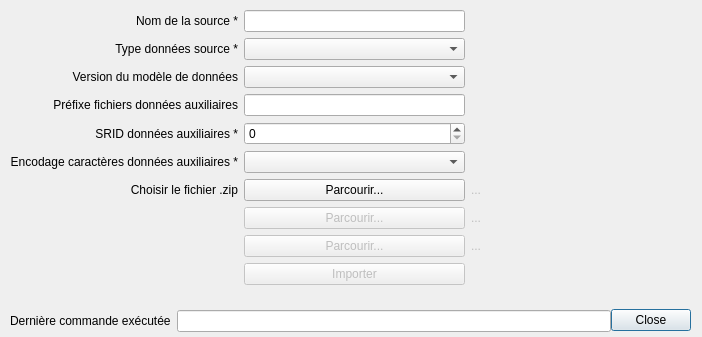
The window that forms/Ui_import_pt_dialog.ui (datagistips/territoires-ville.TempusAccess) describes before a commit, drawn with Qt 5.
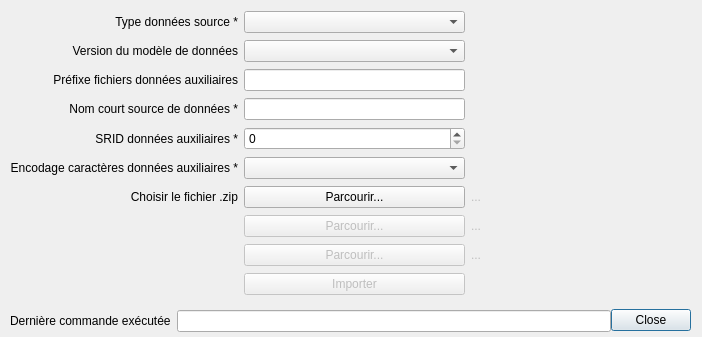
The same window after the commit.

Commit message: Export / delete sources implementation

```diff
--- a/forms/Ui_import_pt_dialog.ui
+++ b/forms/Ui_import_pt_dialog.ui
@@ -35,23 +35,10 @@
      <x>10</x>
      <y>10</y>
      <width>681</width>
-     <height>281</height>
+     <height>287</height>
     </rect>
    </property>
    <layout class="QGridLayout" name="gridLayout">
-    <item row="2" column="0">
-     <widget class="QLabel" name="label_3">
-      <property name="text">
-       <string>Version du modèle de données</string>
-      </property>
-      <property name="alignment">
-       <set>Qt::AlignRight|Qt::AlignTrailing|Qt::AlignVCenter</set>
-      </property>
-     </widget>
-    </item>
-    <item row="2" column="1">
-     <widget class="QComboBox" name="comboBoxFormatVersion"/>
-    </item>
     <item row="8" column="0">
      <widget class="QLabel" name="labelChoose3">
       <property name="enabled">
@@ -75,10 +62,13 @@
       </property>
      </widget>
     </item>
-    <item row="0" column="0">
-     <widget class="QLabel" name="labelSchemaStockage">
+    <item row="6" column="1">
+     <widget class="QPushButton" name="pushButtonChoose1">
+      <property name="enabled">
+       <bool>true</bool>
+      </property>
       <property name="sizePolicy">
-       <sizepolicy hsizetype="Preferred" vsizetype="Preferred">
+       <sizepolicy hsizetype="Preferred" vsizetype="Fixed">
         <horstretch>0</horstretch>
         <verstretch>0</verstretch>
        </sizepolicy>
@@ -87,10 +77,30 @@
        <string/>
       </property>
       <property name="text">
-       <string>Nom de la source *</string>
+       <string>Parcourir...</string>
       </property>
-      <property name="alignment">
-       <set>Qt::AlignRight|Qt::AlignTrailing|Qt::AlignVCenter</set>
+     </widget>
+    </item>
+    <item row="6" column="2">
+     <widget class="QLabel" name="labelFile1">
+      <property name="enabled">
+       <bool>false</bool>
+      </property>
+      <property name="text">
+       <string>...</string>
+      </property>
+     </widget>
+    </item>
+    <item row="5" column="1">
+     <widget class="QComboBox" name="comboBoxEncoding"/>
+    </item>
+    <item row="8" column="2">
+     <widget class="QLabel" name="labelFile3">
+      <property name="enabled">
+       <bool>false</bool>
+      </property>
+      <property name="text">
+       <string>...</string>
       </property>
      </widget>
     </item>
@@ -104,8 +114,15 @@
       </property>
      </widget>
     </item>
-    <item row="5" column="1">
-     <widget class="QComboBox" name="comboBoxEncoding"/>
+    <item row="1" column="0">
+     <widget class="QLabel" name="label_3">
+      <property name="text">
+       <string>Version du modèle de données</string>
+      </property>
+      <property name="alignment">
+       <set>Qt::AlignRight|Qt::AlignTrailing|Qt::AlignVCenter</set>
+      </property>
+     </widget>
     </item>
     <item row="7" column="2">
      <widget class="QLabel" name="labelFile2">
@@ -117,6 +134,16 @@
       </property>
      </widget>
     </item>
+    <item row="0" column="0">
+     <widget class="QLabel" name="label">
+      <property name="text">
+       <string>Type données source *</string>
+      </property>
+      <property name="alignment">
+       <set>Qt::AlignRight|Qt::AlignTrailing|Qt::AlignVCenter</set>
+      </property>
+     </widget>
+    </item>
     <item row="4" column="0">
      <widget class="QLabel" name="labelSRID">
       <property name="enabled">
@@ -140,6 +167,9 @@
       </property>
      </widget>
     </item>
+    <item row="0" column="1">
+     <widget class="QComboBox" name="comboBoxFormat"/>
+    </item>
     <item row="8" column="1">
      <widget class="QPushButton" name="pushButtonChoose3">
       <property name="enabled">
@@ -150,58 +180,6 @@
       </property>
      </widget>
     </item>
-    <item row="8" column="2">
-     <widget class="QLabel" name="labelFile3">
-      <property name="enabled">
-       <bool>false</bool>
-      </property>
-      <property name="text">
-       <string>...</string>
-      </property>
-     </widget>
-    </item>
-    <item row="1" column="0">
-     <widget class="QLabel" name="label">
-      <property name="text">
-       <string>Type données source *</string>
-      </property>
-      <property name="alignment">
-       <set>Qt::AlignRight|Qt::AlignTrailing|Qt::AlignVCenter</set>
-      </property>
-     </widget>
-    </item>
-    <item row="1" column="1">
-     <widget class="QComboBox" name="comboBoxFormat"/>
-    </item>
-    <item row="6" column="1">
-     <widget class="QPushButton" name="pushButtonChoose1">
-      <property name="enabled">
-       <bool>true</bool>
-      </property>
-      <property name="sizePolicy">
-       <sizepolicy hsizetype="Preferred" vsizetype="Fixed">
-        <horstretch>0</horstretch>
-        <verstretch>0</verstretch>
-       </sizepolicy>
-      </property>
-      <property name="toolTip">
-       <string>&lt;html&gt;&lt;head/&gt;&lt;body&gt;&lt;p&gt;Le bouton n'est accessible qu'après avoir renseigné un préfixe pour la source. Le préfixe doit être différent de ceux des sources déjà importées (voir liste ci-dessous). &lt;/p&gt;&lt;p&gt;Attention : la source doit être un fichier .zip contenant directement les fichiers .txt, aucun dossier ne doit être inclus dans le fichier .zip. &lt;/p&gt;&lt;/body&gt;&lt;/html&gt;</string>
-      </property>
-      <property name="text">
-       <string>Parcourir...</string>
-      </property>
-     </widget>
-    </item>
-    <item row="6" column="2">
-     <widget class="QLabel" name="labelFile1">
-      <property name="enabled">
-       <bool>false</bool>
-      </property>
-      <property name="text">
-       <string>...</string>
-      </property>
-     </widget>
-    </item>
     <item row="6" column="0">
      <widget class="QLabel" name="labelChoose1">
       <property name="sizePolicy">
@@ -221,6 +199,16 @@
       </property>
      </widget>
     </item>
+    <item row="2" column="1">
+     <widget class="QLineEdit" name="lineEditPrefix">
+      <property name="sizePolicy">
+       <sizepolicy hsizetype="Minimum" vsizetype="Fixed">
+        <horstretch>0</horstretch>
+        <verstretch>0</verstretch>
+       </sizepolicy>
+      </property>
+     </widget>
+    </item>
     <item row="7" column="0">
      <widget class="QLabel" name="labelChoose2">
       <property name="enabled">
@@ -234,6 +222,38 @@
       </property>
      </widget>
     </item>
+    <item row="3" column="1">
+     <widget class="QLineEdit" name="lineEditSourceName">
+      <property name="sizePolicy">
+       <sizepolicy hsizetype="Preferred" vsizetype="Fixed">
+        <horstretch>0</horstretch>
+        <verstretch>0</verstretch>
+       </sizepolicy>
+      </property>
+      <property name="toolTip">
+       <string>&lt;html&gt;&lt;head/&gt;&lt;body&gt;&lt;p&gt;Le préfixe sera accolé aux identifiants des objets de la source (arrêts, services, lignes, etc.).&lt;/p&gt;&lt;p&gt;Il est obligatoire pour pouvoir charger une source et doit être différents des préfixes des sources déjà chargées dans la base (voir ci-dessous). &lt;/p&gt;&lt;/body&gt;&lt;/html&gt;</string>
+      </property>
+      <property name="whatsThis">
+       <string/>
+      </property>
+      <property name="text">
+       <string/>
+      </property>
+     </widget>
+    </item>
+    <item row="2" column="0">
+     <widget class="QLabel" name="labelPrefix">
+      <property name="text">
+       <string>Préfixe fichiers données auxiliaires</string>
+      </property>
+      <property name="alignment">
+       <set>Qt::AlignRight|Qt::AlignTrailing|Qt::AlignVCenter</set>
+      </property>
+     </widget>
+    </item>
+    <item row="1" column="1">
+     <widget class="QComboBox" name="comboBoxFormatVersion"/>
+    </item>
     <item row="9" column="1">
      <widget class="QPushButton" name="pushButtonImport">
       <property name="enabled">
@@ -244,43 +264,23 @@
       </property>
      </widget>
     </item>
-    <item row="0" column="1">
-     <widget class="QLineEdit" name="lineEditSourceName">
-      <property name="sizePolicy">
-       <sizepolicy hsizetype="Preferred" vsizetype="Fixed">
-        <horstretch>0</horstretch>
-        <verstretch>0</verstretch>
-       </sizepolicy>
-      </property>
-      <property name="toolTip">
-       <string>&lt;html&gt;&lt;head/&gt;&lt;body&gt;&lt;p&gt;Le préfixe sera accolé aux identifiants des objets de la source (arrêts, services, lignes, etc.).&lt;/p&gt;&lt;p&gt;Il est obligatoire pour pouvoir charger une source et doit être différents des préfixes des sources déjà chargées dans la base (voir ci-dessous). &lt;/p&gt;&lt;/body&gt;&lt;/html&gt;</string>
-      </property>
-      <property name="whatsThis">
-       <string/>
-      </property>
-      <property name="text">
-       <string/>
-      </property>
-     </widget>
-    </item>
     <item row="3" column="0">
-     <widget class="QLabel" name="label_4">
-      <property name="text">
-       <string>Préfixe fichiers données auxiliaires</string>
-      </property>
-      <property name="alignment">
-       <set>Qt::AlignRight|Qt::AlignTrailing|Qt::AlignVCenter</set>
-      </property>
-     </widget>
-    </item>
-    <item row="3" column="1">
-     <widget class="QLineEdit" name="lineEditPrefix">
+     <widget class="QLabel" name="labelSourceName">
       <property name="sizePolicy">
-       <sizepolicy hsizetype="Minimum" vsizetype="Fixed">
+       <sizepolicy hsizetype="Preferred" vsizetype="Preferred">
         <horstretch>0</horstretch>
         <verstretch>0</verstretch>
        </sizepolicy>
       </property>
+      <property name="whatsThis">
+       <string/>
+      </property>
+      <property name="text">
+       <string>Nom court source de données *</string>
+      </property>
+      <property name="alignment">
+       <set>Qt::AlignRight|Qt::AlignTrailing|Qt::AlignVCenter</set>
+      </property>
      </widget>
     </item>
    </layout>
```
Left out of the diff: 4 changed lines with no effect on the pictures. The commit also changes 45 other files.
